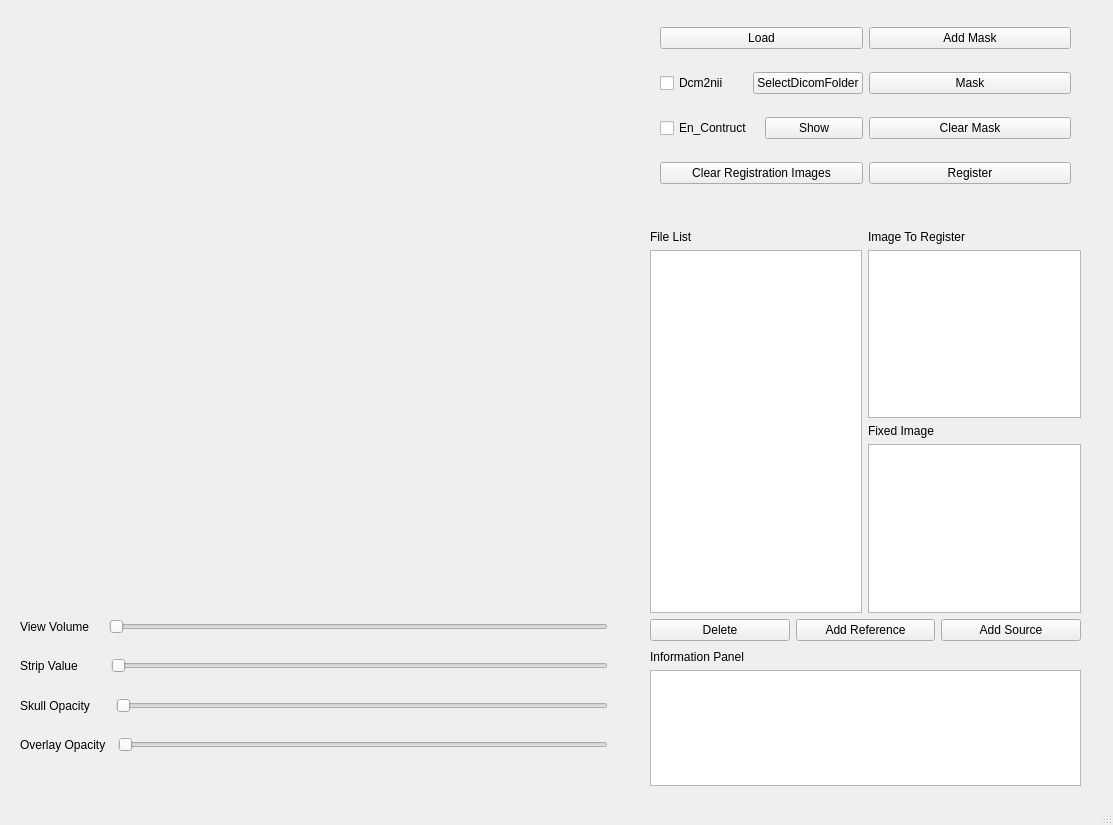
Above: MainWindow/MainWindow.ui from Beastmaster/BrainConnectivityDetection before the change. Below: the same form after it.
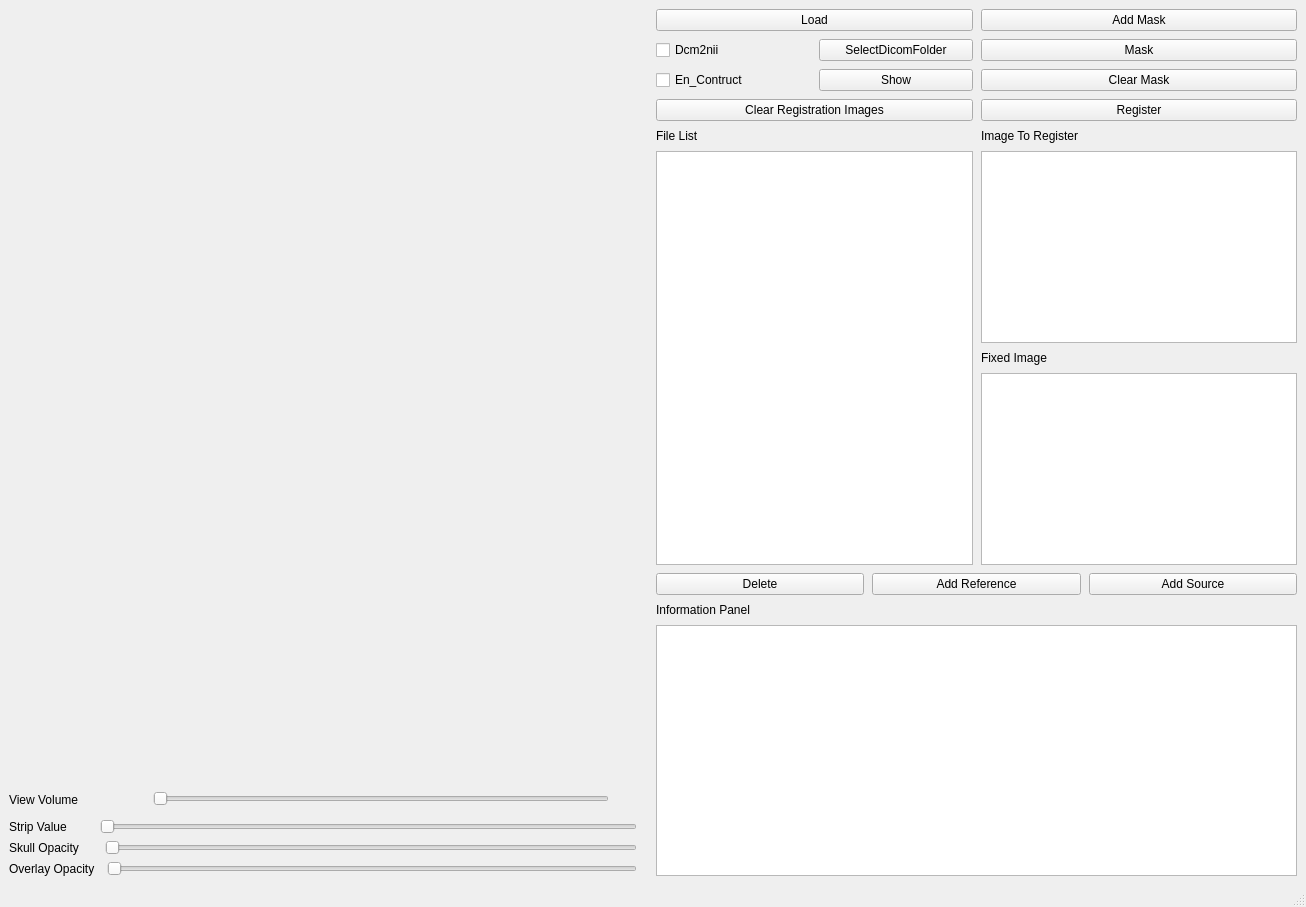
That is the form after the change. Custom widgets are drawn as their Qt base class.

Commit message: full implement register and dicom write

```diff
--- a/MainWindow/MainWindow.ui
+++ b/MainWindow/MainWindow.ui
@@ -6,24 +6,20 @@
    <rect>
     <x>0</x>
     <y>0</y>
-    <width>1113</width>
-    <height>825</height>
+    <width>1306</width>
+    <height>907</height>
    </rect>
   </property>
   <property name="windowTitle">
    <string>MainWindow</string>
   </property>
   <widget class="QWidget" name="centralwidget">
-   <widget class="QWidget" name="gridLayoutWidget">
-    <property name="geometry">
-     <rect>
-      <x>10</x>
-      <y>10</y>
-      <width>611</width>
-      <height>591</height>
-     </rect>
-    </property>
+   <layout class="QGridLayout" name="gridLayout_3">
+    <item row="0" column="0">
     <layout class="QGridLayout" name="gridLayout">
+      <property name="sizeConstraint">
+       <enum>QLayout::SetMinimumSize</enum>
+      </property>
      <item row="1" column="0">
       <widget class="QVTKWidget" name="sagittal_view_widget"/>
      </item>
@@ -33,142 +29,120 @@
      <item row="0" column="0">
       <widget class="QVTKWidget" name="axial_view_widget"/>
      </item>
+     </layout>
+    </item>
+    <item row="0" column="1" rowspan="2">
+     <layout class="QVBoxLayout" name="verticalLayout_8">
+      <property name="spacing">
+       <number>8</number>
+      </property>
+      <property name="sizeConstraint">
+       <enum>QLayout::SetFixedSize</enum>
+      </property>
+      <item>
+       <layout class="QGridLayout" name="gridLayout_2">
+        <property name="sizeConstraint">
+         <enum>QLayout::SetNoConstraint</enum>
+        </property>
      <item row="1" column="1">
-      <widget class="QVTKWidget" name="ster_3d_view_widget"/>
-     </item>
-    </layout>
-   </widget>
-   <widget class="QWidget" name="verticalLayoutWidget_2">
-    <property name="geometry">
-     <rect>
-      <x>20</x>
-      <y>610</y>
-      <width>601</width>
-      <height>151</height>
-     </rect>
-    </property>
-    <layout class="QVBoxLayout" name="verticalLayout">
-     <item>
-      <layout class="QHBoxLayout" name="horizontalLayout">
-       <item>
-        <widget class="QLabel" name="label">
+         <widget class="QPushButton" name="mask_Btn">
          <property name="text">
-          <string>View Volume</string>
+           <string>Mask</string>
          </property>
         </widget>
        </item>
-       <item>
-        <widget class="QLabel" name="min_vol_Lab">
+        <item row="0" column="0">
+         <widget class="QPushButton" name="img_load_Btn">
+          <property name="sizePolicy">
+           <sizepolicy hsizetype="Preferred" vsizetype="Minimum">
+            <horstretch>0</horstretch>
+            <verstretch>0</verstretch>
+           </sizepolicy>
+          </property>
          <property name="text">
-          <string/>
+           <string>Load</string>
          </property>
         </widget>
        </item>
+        <item row="1" column="0">
+         <layout class="QHBoxLayout" name="horizontalLayout_6">
        <item>
-        <widget class="QSlider" name="view_vol_Slider">
-         <property name="orientation">
-          <enum>Qt::Horizontal</enum>
+           <widget class="QCheckBox" name="use_dcm2nii_check">
+            <property name="text">
+             <string>Dcm2nii</string>
          </property>
         </widget>
        </item>
        <item>
-        <widget class="QLabel" name="max_vol_Lab">
+           <widget class="QPushButton" name="sel_folder_Btn">
          <property name="text">
-          <string/>
+             <string>SelectDicomFolder</string>
          </property>
         </widget>
        </item>
       </layout>
      </item>
-     <item>
-      <layout class="QHBoxLayout" name="horizontalLayout_3">
-       <item>
-        <widget class="QLabel" name="label_3">
+        <item row="3" column="1">
+         <widget class="QPushButton" name="clr_mask_Btn">
          <property name="text">
-          <string>Strip Value        </string>
+           <string>Clear Mask</string>
          </property>
         </widget>
        </item>
-       <item>
-        <widget class="QSlider" name="strip_val_Slider">
-         <property name="orientation">
-          <enum>Qt::Horizontal</enum>
-         </property>
-        </widget>
-       </item>
-       <item>
-        <widget class="QLabel" name="label_strip_value">
+        <item row="0" column="1">
+         <widget class="QPushButton" name="add_mask_Btn">
+          <property name="sizePolicy">
+           <sizepolicy hsizetype="Preferred" vsizetype="Fixed">
+            <horstretch>0</horstretch>
+            <verstretch>0</verstretch>
+           </sizepolicy>
+          </property>
          <property name="text">
-          <string/>
+           <string>Add Mask</string>
          </property>
         </widget>
        </item>
-      </layout>
-     </item>
-     <item>
-      <layout class="QHBoxLayout" name="horizontalLayout_2">
-       <item>
-        <widget class="QLabel" name="label_2">
+        <item row="4" column="1">
+         <widget class="QPushButton" name="register_Btn">
          <property name="text">
-          <string>Skull Opacity      </string>
+           <string>Register</string>
          </property>
         </widget>
        </item>
+        <item row="3" column="0">
+         <layout class="QHBoxLayout" name="horizontalLayout_7">
        <item>
-        <widget class="QSlider" name="set_opacity_Slider">
-         <property name="orientation">
-          <enum>Qt::Horizontal</enum>
+           <widget class="QCheckBox" name="en_cst_Check">
+            <property name="text">
+             <string>En_Contruct</string>
          </property>
         </widget>
        </item>
        <item>
-        <widget class="QLabel" name="label_opacity">
+           <widget class="QPushButton" name="show_Btn">
          <property name="text">
-          <string/>
+             <string>Show</string>
          </property>
         </widget>
        </item>
       </layout>
      </item>
-     <item>
-      <layout class="QHBoxLayout" name="horizontalLayout_4">
-       <item>
-        <widget class="QLabel" name="label_6">
+        <item row="4" column="0">
+         <widget class="QPushButton" name="bold_Btn">
          <property name="text">
-          <string>Overlay Opacity  </string>
+           <string>Clear Registration Images</string>
          </property>
         </widget>
        </item>
-       <item>
-        <widget class="QSlider" name="overlay_opacity_Slider">
-         <property name="orientation">
-          <enum>Qt::Horizontal</enum>
-         </property>
-        </widget>
-       </item>
-       <item>
-        <widget class="QLabel" name="overlay_opacity_Label">
-         <property name="text">
-          <string/>
-         </property>
-        </widget>
-       </item>
-      </layout>
-     </item>
-    </layout>
-   </widget>
-   <widget class="QWidget" name="verticalLayoutWidget">
-    <property name="geometry">
-     <rect>
-      <x>650</x>
-      <y>230</y>
-      <width>431</width>
-      <height>411</height>
-     </rect>
-    </property>
+       </layout>
+      </item>
+      <item>
     <layout class="QVBoxLayout" name="verticalLayout_2">
      <item>
       <layout class="QHBoxLayout" name="horizontalLayout_8">
+          <property name="sizeConstraint">
+           <enum>QLayout::SetNoConstraint</enum>
+          </property>
        <item>
         <layout class="QVBoxLayout" name="verticalLayout_4">
          <item>
@@ -219,6 +193,9 @@
      </item>
      <item>
       <layout class="QHBoxLayout" name="horizontalLayout_5">
+          <property name="sizeConstraint">
+           <enum>QLayout::SetNoConstraint</enum>
+          </property>
        <item>
         <widget class="QPushButton" name="del_file_Btn">
          <property name="text">
@@ -242,18 +219,11 @@
        </item>
       </layout>
      </item>
-    </layout>
-   </widget>
-   <widget class="QWidget" name="verticalLayoutWidget_3">
-    <property name="geometry">
-     <rect>
-      <x>650</x>
-      <y>650</y>
-      <width>431</width>
-      <height>136</height>
-     </rect>
-    </property>
+        <item>
     <layout class="QVBoxLayout" name="verticalLayout_3">
+          <property name="sizeConstraint">
+           <enum>QLayout::SetNoConstraint</enum>
+          </property>
      <item>
       <widget class="QLabel" name="label_4">
        <property name="text">
@@ -265,102 +235,183 @@
       <widget class="QTextBrowser" name="info_Panel"/>
      </item>
     </layout>
-   </widget>
-   <widget class="QWidget" name="gridLayoutWidget_2">
-    <property name="geometry">
-     <rect>
-      <x>660</x>
-      <y>10</y>
-      <width>411</width>
-      <height>191</height>
-     </rect>
-    </property>
-    <layout class="QGridLayout" name="gridLayout_2">
-     <item row="0" column="0">
-      <widget class="QPushButton" name="img_load_Btn">
-       <property name="text">
-        <string>Load</string>
-       </property>
-      </widget>
-     </item>
-     <item row="0" column="1">
-      <widget class="QPushButton" name="add_mask_Btn">
-       <property name="text">
-        <string>Add Mask</string>
-       </property>
-      </widget>
-     </item>
-     <item row="3" column="1">
-      <widget class="QPushButton" name="clr_mask_Btn">
-       <property name="text">
-        <string>Clear Mask</string>
-       </property>
-      </widget>
-     </item>
-     <item row="4" column="1">
-      <widget class="QPushButton" name="register_Btn">
-       <property name="text">
-        <string>Register</string>
-       </property>
-      </widget>
-     </item>
-     <item row="1" column="1">
-      <widget class="QPushButton" name="mask_Btn">
-       <property name="text">
-        <string>Mask</string>
-       </property>
-      </widget>
+        </item>
+       </layout>
+      </item>
+     </layout>
      </item>
      <item row="1" column="0">
-      <layout class="QHBoxLayout" name="horizontalLayout_6">
+     <layout class="QVBoxLayout" name="verticalLayout">
+      <property name="sizeConstraint">
+       <enum>QLayout::SetMinimumSize</enum>
+      </property>
        <item>
-        <widget class="QCheckBox" name="use_dcm2nii_check">
+       <layout class="QHBoxLayout" name="horizontalLayout">
+        <property name="sizeConstraint">
+         <enum>QLayout::SetFixedSize</enum>
+        </property>
+        <item>
+         <widget class="QLabel" name="label">
+          <property name="minimumSize">
+           <size>
+            <width>96</width>
+            <height>27</height>
+           </size>
+          </property>
+          <property name="maximumSize">
+           <size>
+            <width>96</width>
+            <height>27</height>
+           </size>
+          </property>
          <property name="text">
-          <string>Dcm2nii</string>
+           <string>View Volume</string>
          </property>
         </widget>
        </item>
        <item>
-        <widget class="QPushButton" name="sel_folder_Btn">
+         <widget class="QLabel" name="min_vol_Lab">
+          <property name="sizePolicy">
+           <sizepolicy hsizetype="Preferred" vsizetype="Fixed">
+            <horstretch>0</horstretch>
+            <verstretch>0</verstretch>
+           </sizepolicy>
+          </property>
          <property name="text">
-          <string>SelectDicomFolder</string>
+           <string/>
          </property>
         </widget>
        </item>
-      </layout>
-     </item>
-     <item row="3" column="0">
-      <layout class="QHBoxLayout" name="horizontalLayout_7">
+        <item>
+         <widget class="QSlider" name="view_vol_Slider">
+          <property name="maximumSize">
+           <size>
+            <width>456</width>
+            <height>22</height>
+           </size>
+          </property>
+          <property name="orientation">
+           <enum>Qt::Horizontal</enum>
+          </property>
+         </widget>
+        </item>
+        <item>
+         <widget class="QLabel" name="max_vol_Lab">
+          <property name="sizePolicy">
+           <sizepolicy hsizetype="Preferred" vsizetype="Fixed">
+            <horstretch>0</horstretch>
+            <verstretch>0</verstretch>
+           </sizepolicy>
+          </property>
+          <property name="text">
+           <string/>
+          </property>
+         </widget>
+        </item>
+       </layout>
+      </item>
        <item>
-        <widget class="QCheckBox" name="en_cst_Check">
+       <layout class="QHBoxLayout" name="horizontalLayout_3">
+        <item>
+         <widget class="QLabel" name="label_3">
+          <property name="maximumSize">
+           <size>
+            <width>119</width>
+            <height>27</height>
+           </size>
+          </property>
          <property name="text">
-          <string>En_Contruct</string>
+           <string>Strip Value        </string>
          </property>
         </widget>
        </item>
        <item>
-        <widget class="QPushButton" name="show_Btn">
+         <widget class="QSlider" name="strip_val_Slider">
+          <property name="orientation">
+           <enum>Qt::Horizontal</enum>
+          </property>
+         </widget>
+        </item>
+        <item>
+         <widget class="QLabel" name="label_strip_value">
+          <property name="sizePolicy">
+           <sizepolicy hsizetype="Preferred" vsizetype="Fixed">
+            <horstretch>0</horstretch>
+            <verstretch>0</verstretch>
+           </sizepolicy>
+          </property>
          <property name="text">
-          <string>Show</string>
+           <string/>
          </property>
         </widget>
        </item>
       </layout>
      </item>
-     <item row="4" column="0">
-      <widget class="QPushButton" name="bold_Btn">
+      <item>
+       <layout class="QHBoxLayout" name="horizontalLayout_2">
+        <item>
+         <widget class="QLabel" name="label_2">
        <property name="text">
-        <string>Clear Registration Images</string>
+           <string>Skull Opacity      </string>
        </property>
       </widget>
      </item>
-    </layout>
-   </widget>
-   <zorder>verticalLayoutWidget_2</zorder>
-   <zorder>verticalLayoutWidget</zorder>
-   <zorder>verticalLayoutWidget_3</zorder>
-   <zorder>gridLayoutWidget</zorder>
-   <zorder>gridLayoutWidget_2</zorder>
+        <item>
+         <widget class="QSlider" name="set_opacity_Slider">
+          <property name="orientation">
+           <enum>Qt::Horizontal</enum>
+          </property>
+         </widget>
+        </item>
+        <item>
+         <widget class="QLabel" name="label_opacity">
+          <property name="sizePolicy">
+           <sizepolicy hsizetype="Preferred" vsizetype="Fixed">
+            <horstretch>0</horstretch>
+            <verstretch>0</verstretch>
+           </sizepolicy>
+          </property>
+          <property name="text">
+           <string/>
+          </property>
+         </widget>
+        </item>
+       </layout>
+      </item>
+      <item>
+       <layout class="QHBoxLayout" name="horizontalLayout_4">
+        <item>
+         <widget class="QLabel" name="label_6">
+          <property name="text">
+           <string>Overlay Opacity  </string>
+          </property>
+         </widget>
+        </item>
+        <item>
+         <widget class="QSlider" name="overlay_opacity_Slider">
+          <property name="orientation">
+           <enum>Qt::Horizontal</enum>
+          </property>
+         </widget>
+        </item>
+        <item>
+         <widget class="QLabel" name="overlay_opacity_Label">
+          <property name="sizePolicy">
+           <sizepolicy hsizetype="Preferred" vsizetype="Fixed">
+            <horstretch>0</horstretch>
+            <verstretch>0</verstretch>
+           </sizepolicy>
+          </property>
+          <property name="text">
+           <string/>
+          </property>
+         </widget>
+        </item>
+       </layout>
+      </item>
+     </layout>
+    </item>
+   </layout>
   </widget>
   <widget class="QMenuBar" name="menubar">
    <property name="geometry">
```
Left out of the diff: 5 changed lines with no effect on the pictures. Lines whose indentation alone changed are shown as unchanged. The commit also changes 2 other files.
